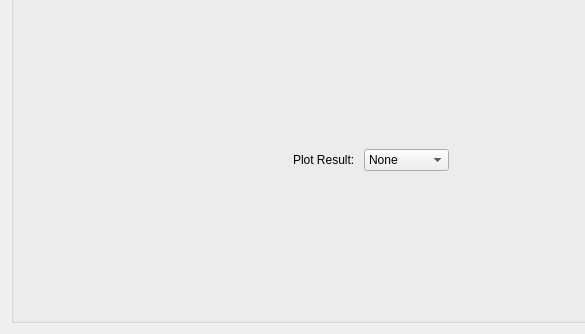
The window that Code/Mantid/MantidQt/CustomInterfaces/inc/MantidQtCustomInterfaces/Quasi.ui (mantidproject/mantid) describes before a commit, drawn with Qt 5; both pictures show x 0 to 585 and y 220 to 554 of the 838 by 554 pixel window.
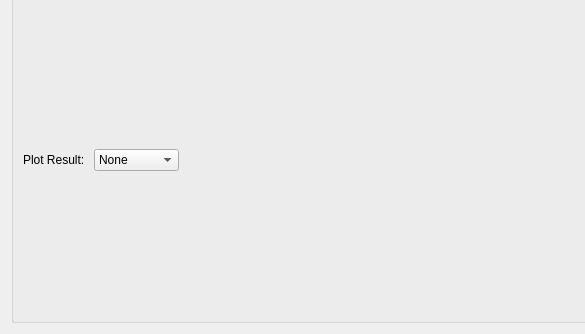
The same window after the commit. Custom widgets are drawn as their Qt base class.

Commit message:
Remove old spaces from UI
Refs #10850

Diff of the .ui file:
```diff
--- a/Code/Mantid/MantidQt/CustomInterfaces/inc/MantidQtCustomInterfaces/Quasi.ui
+++ b/Code/Mantid/MantidQt/CustomInterfaces/inc/MantidQtCustomInterfaces/Quasi.ui
@@ -278,19 +278,6 @@
         <string>Output Options</string>
        </property>
        <layout class="QHBoxLayout" name="horizontalLayout_2">
-        <item>
-         <spacer name="horizontalSpacer_17">
-          <property name="orientation">
-           <enum>Qt::Horizontal</enum>
-          </property>
-          <property name="sizeHint" stdset="0">
-           <size>
-            <width>40</width>
-            <height>20</height>
-           </size>
-          </property>
-         </spacer>
-        </item>
         <item>
          <widget class="QLabel" name="lblPlotResult">
           <property name="text">
```
The commit also changes 7 other files.
